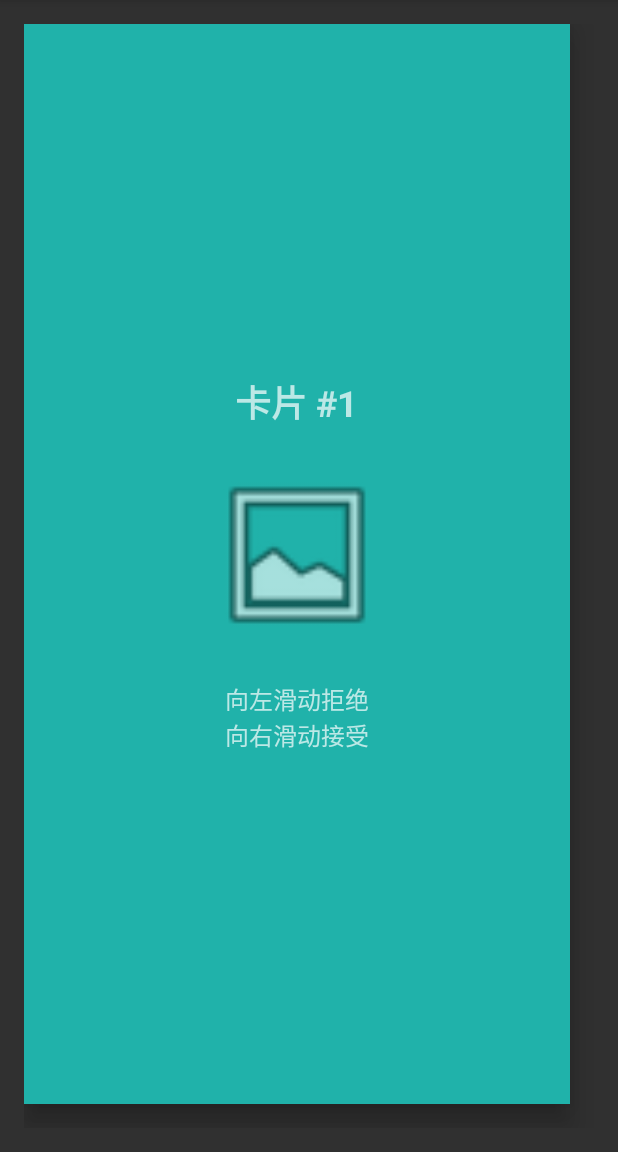
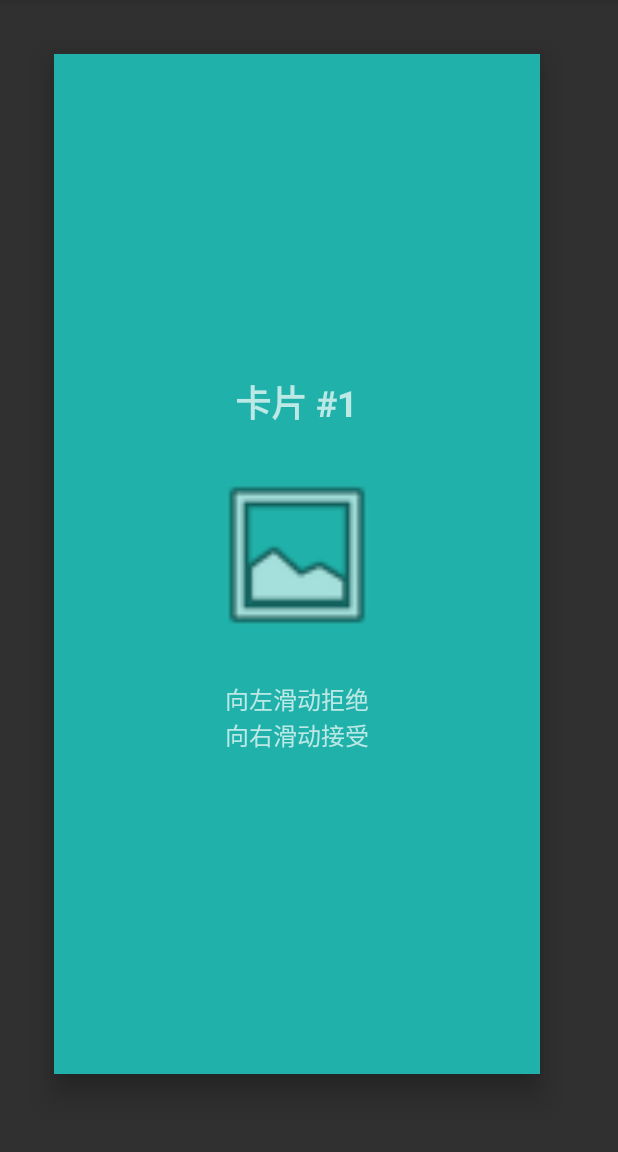
Before and after one commit to rong5690001/LitSwipeCard2, an Android app: the screen it shows after launch (MainActivity), on a phone screen of 412 x 824 dp, the part 84-1236 px from its top. Run offline under Robolectric (Android 15) with nearby library versions, the phone set to English and light mode, and no system bars; our stand-ins replace Timber.

```diff
--- a/app/src/main/res/layout/activity_main.xml
+++ b/app/src/main/res/layout/activity_main.xml
@@ -4,6 +4,9 @@
     xmlns:tools="http://schemas.android.com/tools"
     android:layout_width="match_parent"
     android:layout_height="match_parent"
+    android:clipToPadding="false"
+    android:clipChildren="false"
+    android:padding="20dp"
     tools:context=".MainActivity">
 
     <com.rong.litswipecard.cardstack.view.CardStackLayout
@@ -11,6 +14,8 @@
         android:layout_width="0dp"
         android:layout_height="0dp"
         android:layout_margin="16dp"
+        android:clipChildren="false"
+        android:clipToPadding="false"
         app:layout_constraintBottom_toBottomOf="parent"
         app:layout_constraintLeft_toLeftOf="parent"
         app:layout_constraintRight_toRightOf="parent"
--- a/litswipecard/src/main/java/com/rong/litswipecard/cardstack/cardstack/CardStackLayoutManager.kt
+++ b/litswipecard/src/main/java/com/rong/litswipecard/cardstack/cardstack/CardStackLayoutManager.kt
@@ -149,13 +149,18 @@ class CardStackLayoutManager(cardStackLayout: CardStackLayout) : RecyclerView.La
                 initCardMeasurements(recycler)
             }
 
-
             // 获取卡片视图并测量
             val cardView: View = recycler.getViewForPosition(i)
-            cardView.layoutDirection = getLayoutDirection()
+            cardView.layoutDirection = layoutDirection
             measureChildWithMargins(cardView, 0, 0)
             viewStack.push(cardView)
-
+            val cardViewHolder = cardStackLayout.getChildViewHolder(cardView) as CardViewHolder<*>
+            val cardViewModel = cardViewHolder.cardViewModel
+            if (cardViewModel != null) {
+                Timber.d("layoutChildren: pushView CardViewModel = %s", cardViewModel.toString())
+            } else {
+                Timber.d("layoutChildren: pushView CardViewModel is null for ViewHolder: %s", getCanonicalClassName(cardViewHolder))
+            }
 
             // 布局卡片
             layoutDecorated(cardView, 0, 0, this.cardWidth, this.cardHeight)
@@ -171,6 +176,13 @@ class CardStackLayoutManager(cardStackLayout: CardStackLayout) : RecyclerView.La
 
             // 设置卡片状态
             val cardViewHolder: CardViewHolder<*> = cardStackLayout.getChildViewHolder(cardView) as CardViewHolder<*>
+            // 打印CardViewHolder中的cardViewModel
+            val cardViewModel = cardViewHolder.cardViewModel
+            if (cardViewModel != null) {
+                Timber.d("layoutChildren: addView CardViewModel = %s", cardViewModel.toString())
+            } else {
+                Timber.d("layoutChildren: addView CardViewModel is null for ViewHolder: %s", getCanonicalClassName(cardViewHolder))
+            }
             if (!viewStack.isEmpty()) {
                 // 不是顶部卡片
                 cardViewHolder.onCardAtTop(false)
@@ -313,7 +325,7 @@ class CardStackLayoutManager(cardStackLayout: CardStackLayout) : RecyclerView.La
         // 确保顶部卡片始终在最上层
         val topCard = findTopCardView()
         if (topCard != null) {
-            Timber.d("Bringing top card to front: %s", topCard.toString())
+            Timber.d("onLayoutChildren: Bringing top card to front, %s", topCard.toString())
             topCard.bringToFront()
         }
 
--- a/litswipecard/src/main/java/com/rong/litswipecard/cardstack/cardstack/cardtransformer/CardDecorationPair.kt
+++ b/litswipecard/src/main/java/com/rong/litswipecard/cardstack/cardstack/cardtransformer/CardDecorationPair.kt
@@ -200,8 +200,8 @@ internal class CardDecorationPair(
 
 
         // 应用到底部卡片
-        ViewCompat.setScaleX(this.lowerCardView, lowerCardScale)
-        ViewCompat.setScaleY(this.lowerCardView, lowerCardScale)
+        this.lowerCardView.scaleX = lowerCardScale
+        this.lowerCardView.scaleY = lowerCardScale
         ViewCompat.setTranslationZ(this.lowerCardView, lowerCardZ)
     }
 
--- a/litswipecard/src/main/java/com/rong/litswipecard/cardstack/model/Card.kt
+++ b/litswipecard/src/main/java/com/rong/litswipecard/cardstack/model/Card.kt
@@ -2,7 +2,7 @@ package com.rong.litswipecard.cardstack.model
 
 import com.rong.litswipecard.cardstack.animation.SwipeAnimation
 
-class Card<T>(val id: String, val item: T) {
+data class Card<T>(val id: String, val item: T) {
     var appearingAnimation: SwipeAnimation? = null
     var disappearingAnimation: SwipeAnimation? = null
     var showRevertIndicator: Boolean = false
--- a/litswipecard/src/main/java/com/rong/litswipecard/cardstack/view/CardViewHolder.kt
+++ b/litswipecard/src/main/java/com/rong/litswipecard/cardstack/view/CardViewHolder.kt
@@ -22,7 +22,8 @@ class CardViewHolder<M : Card<*>?>(view: View) : RecyclerView.ViewHolder(view) {
     /**
      * 卡片数据模型
      */
-    private var cardViewModel: M? = null
+    var cardViewModel: M? = null
+        private set
 
     /**
      * 是否位于顶部
```
Also changed, not shown: 3 other files.
